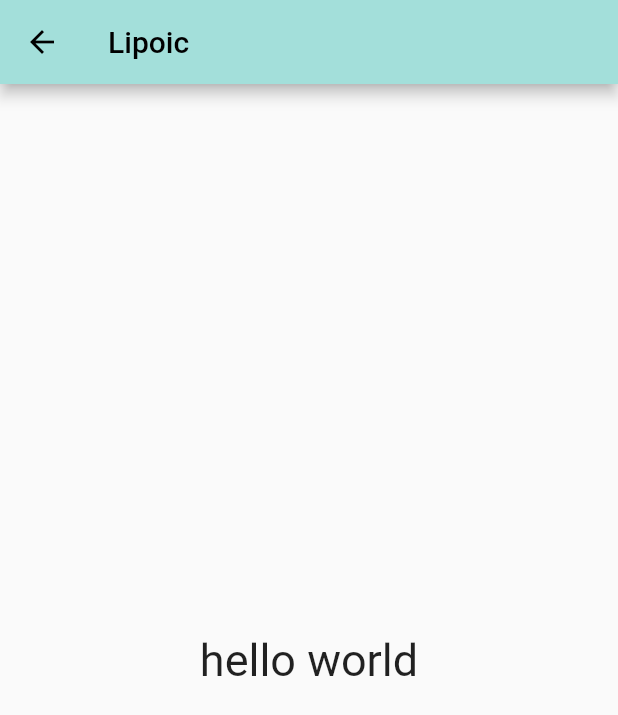
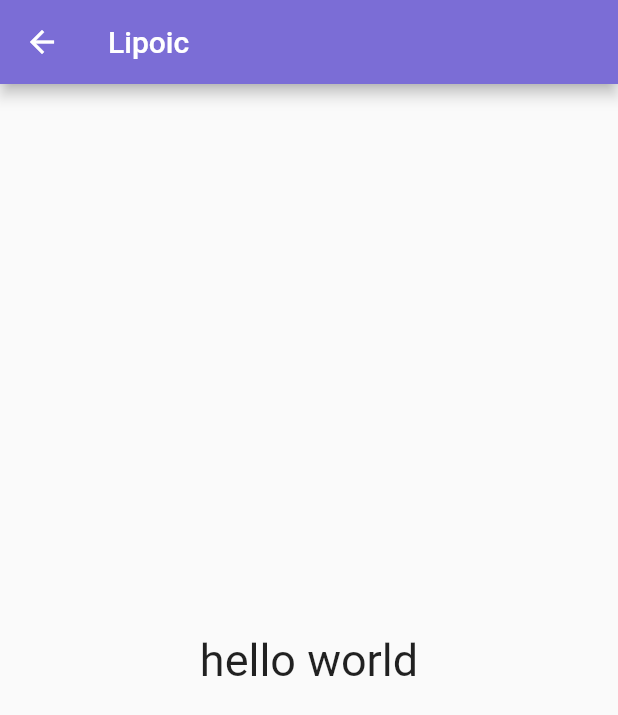
Before and after one commit to Lipoic/Lipoic-Application, a Flutter app: the MainPage screen opened directly, on a phone screen of 412 x 824 dp. Shown: the top 715 px of the screen. Run offline on Flutter 3.47's test engine with Material 2 defaults, Android fonts, the phone set to English and light mode, and no system bars.

Commit message:
feat: better theme

```diff
--- a/lib/src/lipoic_app.dart
+++ b/lib/src/lipoic_app.dart
@@ -1,2 +1,3 @@
 export 'page/pages.dart';
 export 'util/util.dart';
+export 'theme/theme.dart';
--- /dev/null
+++ b/lib/src/theme/app_color_theme.dart
@@ -0,0 +1,8 @@
+import 'package:flutter/material.dart';
+
+class AppColorTheme {
+  const AppColorTheme();
+
+  final Color cyan = const Color.fromRGBO(94, 255, 228, 1);
+  final Color purple = const Color.fromRGBO(123, 109, 214, 1);
+}
--- /dev/null
+++ b/lib/src/theme/app_text_theme.dart
@@ -0,0 +1,8 @@
+import 'package:flutter/material.dart';
+
+class AppTextTheme {
+  const AppTextTheme();
+
+  final TextStyle title =
+      const TextStyle(fontSize: 24.0, fontWeight: FontWeight.w500);
+}
--- /dev/null
+++ b/lib/src/theme/app_theme.dart
@@ -0,0 +1,25 @@
+import 'package:flutter/material.dart';
+import 'package:lipoic/src/lipoic_app.dart';
+
+class AppTheme {
+  static ThemeData defaultTheme = ThemeData(
+      primarySwatch: MaterialColor(color.purple.value, <int, Color>{
+        50: color.cyan,
+        100: const Color.fromRGBO(114, 188, 247, 1),
+        200: const Color.fromRGBO(127, 214, 245, 1),
+        300: const Color.fromRGBO(119, 203, 246, 1),
+        400: const Color.fromRGBO(125, 191, 247, 1),
+        500: color.purple,
+        600: const Color.fromRGBO(130, 109, 214, 1),
+        700: const Color.fromRGBO(147, 106, 244, 1),
+        800: const Color.fromRGBO(84, 107, 237, 1),
+        900: const Color.fromRGBO(181, 76, 255, 1),
+      }),
+      fontFamily: 'Roboto',
+      textTheme: const TextTheme(
+        subtitle1: TextStyle(fontFamilyFallback: ['Roboto', 'NotoSansTC']),
+      ));
+
+  static const AppTextTheme text = AppTextTheme();
+  static const AppColorTheme color = AppColorTheme();
+}
--- /dev/null
+++ b/lib/src/theme/theme.dart
@@ -0,0 +1,3 @@
+export 'app_theme.dart';
+export 'app_text_theme.dart';
+export 'app_color_theme.dart';
```
Also changed, not shown: lib/main.dart (+1 -18 lines), lib/src/page/init_page.dart (+37 -0 lines).
